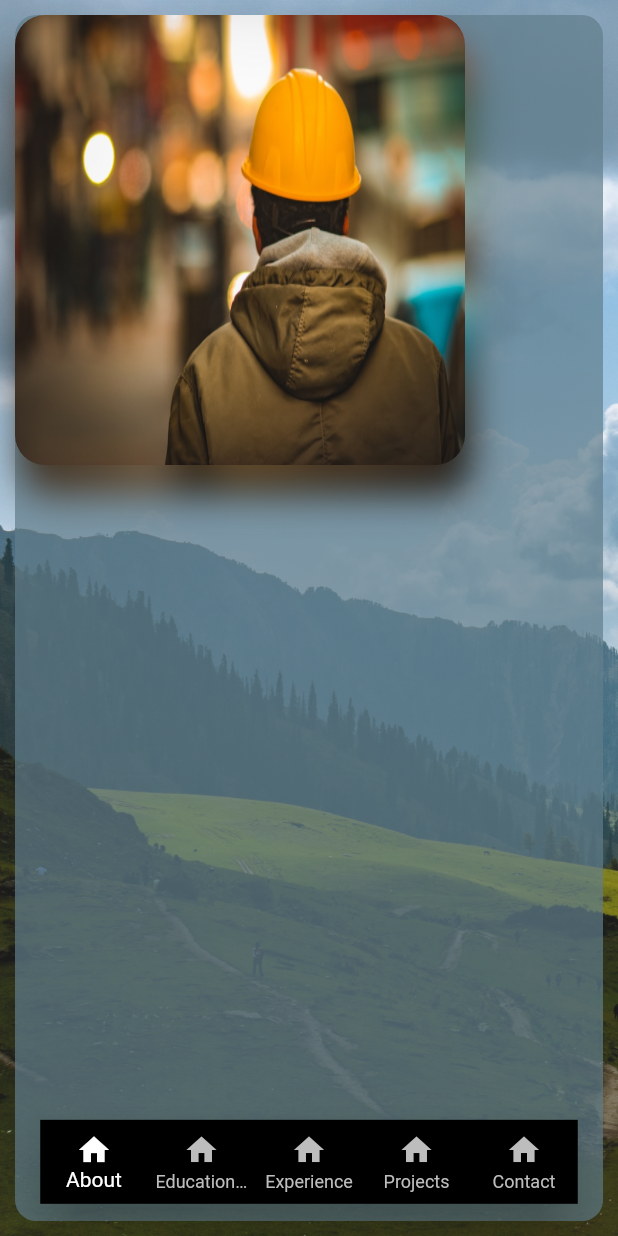
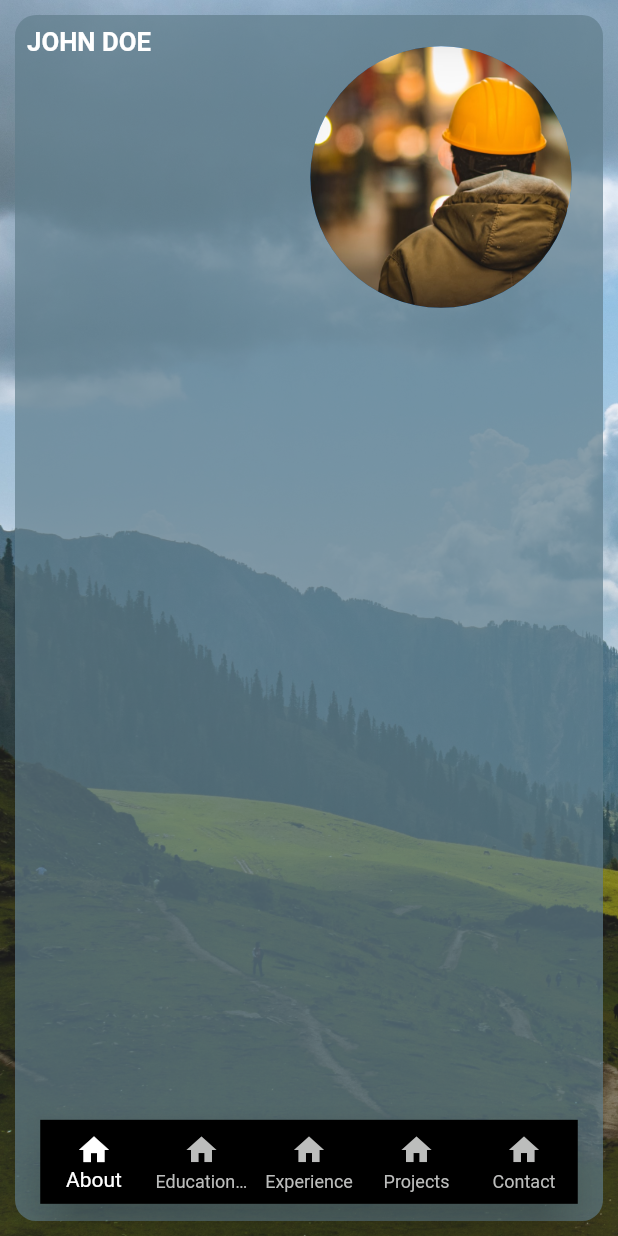
Before and after one commit to zohaib1313/own_portfolio_flutter_web, a Flutter app: the screen it shows after launch, on a phone screen of 412 x 824 dp. Run offline on Flutter 3.47's test engine with Material 2 defaults, Android fonts, the phone set to English and light mode, and no system bars; drawn by our look-alikes of drop_shadow_image, show_up_animation; our stand-ins replace flutter_screenutil, get, google_fonts; Roboto replaces fonts that are missing (Abel).

Commit message:
animation completed

```diff
--- a/lib/common/app_colors.dart
+++ b/lib/common/app_colors.dart
@@ -25,19 +25,19 @@ class AppTextStyles {
   static TextStyle textStyleBoldTitleLarge = _fontBold.copyWith(fontSize: 22);
 
   static TextStyle textStyleBoldSubTitleLarge =
-      _fontBold.copyWith(fontSize: 20);
+      _fontBold.copyWith(fontSize: 30);
 
   static TextStyle textStyleNormalLargeTitle =
-      _fontNormal.copyWith(fontSize: 20);
+      _fontNormal.copyWith(fontSize: 30);
   static TextStyle textStyleBoldBodyMedium = _fontBold.copyWith(fontSize: 16);
   static TextStyle textStyleNormalBodyMedium =
-      _fontNormal.copyWith(fontSize: 16);
+      _fontNormal.copyWith(fontSize: 26);
   static TextStyle textStyleBoldBodySmall = _fontBold.copyWith(fontSize: 14);
   static TextStyle textStyleNormalBodySmall =
-      _fontNormal.copyWith(fontSize: 14);
+      _fontNormal.copyWith(fontSize: 24);
   static TextStyle textStyleBoldBodyXSmall = _fontBold.copyWith(fontSize: 12);
   static TextStyle textStyleNormalBodyXSmall =
-      _fontNormal.copyWith(fontSize: 12);
+      _fontNormal.copyWith(fontSize: 22);
 }
 
 class AppStyles {
--- a/lib/controllers/home_controller.dart
+++ b/lib/controllers/home_controller.dart
@@ -1,5 +1,21 @@
+import 'package:flutter/material.dart';
 import 'package:get/get.dart';
 
-class HomeController extends GetxController {
+class HomeController extends GetxController
+    with GetSingleTickerProviderStateMixin {
   RxBool isLoading = false.obs;
+
+  late AnimationController scaleAnimationController;
+
+  @override
+  void onInit() {
+    scaleAnimationController = AnimationController(
+        vsync: this,
+        upperBound: 0.95,
+        lowerBound: 0.90,
+        duration: const Duration(seconds: 3))
+      ..forward()
+      ..repeat(reverse: true);
+    super.onInit();
+  }
 }
--- a/lib/pages/about_page.dart
+++ b/lib/pages/about_page.dart
@@ -1,3 +1,4 @@
+import 'dart:math';
 import 'dart:ui';
 
 import 'package:drop_shadow_image/drop_shadow_image.dart';
@@ -7,11 +8,12 @@ import 'package:get/get.dart';
 import 'package:get/get_state_manager/src/rx_flutter/rx_getx_widget.dart';
 import 'package:get/get_state_manager/src/simple/get_view.dart';
 import 'package:portfolio/common/app_colors.dart';
+import 'package:show_up_animation/show_up_animation.dart';
 
+import '../common/spaces_boxes.dart';
 import '../controllers/home_controller.dart';
 
 class AboutPage extends GetView<HomeController> {
-  const AboutPage({Key? key}) : super(key: key);
   static const id = '/AboutPage';
 
   @override
@@ -25,23 +27,52 @@ class AboutPage extends GetView<HomeController> {
           margin: const EdgeInsets.all(10),
           child: SingleChildScrollView(
             physics: const BouncingScrollPhysics(),
+            child: ShowUpAnimation(
+              delayStart: const Duration(microseconds: 0),
+              animationDuration: const Duration(milliseconds: 500),
+              curve: Curves.linear,
+              direction: Direction.horizontal,
+              offset: 0.3,
+              child: Padding(
+                padding: const EdgeInsets.all(8.0),
                 child: Column(
                   mainAxisAlignment: MainAxisAlignment.start,
                   crossAxisAlignment: CrossAxisAlignment.start,
                   children: [
-                DropShadowImage(
-                  offset: const Offset(4.0, 20),
-                  scale: 1,
-                  blurRadius: 12,
-                  borderRadius: 20,
-                  image: Image.asset(
+                    Row(
+                      mainAxisAlignment: MainAxisAlignment.start,
+                      crossAxisAlignment: CrossAxisAlignment.start,
+                      children: [
+                        Expanded(
+                          child: Text(
+                            'JOHN DOE',
+                            style: AppTextStyles.textStyleBoldTitleLarge
+                                .copyWith(
+                                    color: AppColor.whiteColor,
+                                    fontSize: 80.sp),
+                          ),
+                        ),
+                        hSpace,
+                        ScaleTransition(
+                          scale: CurvedAnimation(
+                              curve: Curves.easeIn,
+                              reverseCurve: Curves.easeInOut,
+                              parent: controller.scaleAnimationController),
+                          child: CircleAvatar(
+                            radius: 100,
+                            backgroundImage: Image.asset(
                               'assets/images/worker.jpg',
-                    width: 300,
+                              width: 200,
                               height: 300,
                               fit: BoxFit.fill,
+                            ).image,
                           ),
                         ),
                       ],
+                    ),
+                  ],
+                ),
+              ),
             ),
           ),
         );
--- a/lib/pages/dashboard_page.dart
+++ b/lib/pages/dashboard_page.dart
@@ -31,7 +31,7 @@ class DashBoardPage extends GetView<DashBoardController> {
                       controller.currentIndex.value = index;
                     },
                     children: <Widget>[
-                      const AboutPage(),
+                      AboutPage(),
                       Container(
                         color: Colors.green,
                       ),
--- a/pubspec.yaml
+++ b/pubspec.yaml
@@ -37,6 +37,7 @@ dependencies:
   flutter_screenutil: ^5.4.0
   google_fonts: ^2.3.2
   get:
+  show_up_animation:
   drop_shadow_image: ^0.9.1
 
 
```
Also changed, not shown: pubspec.lock. Lines whose indentation alone changed are shown as unchanged.
